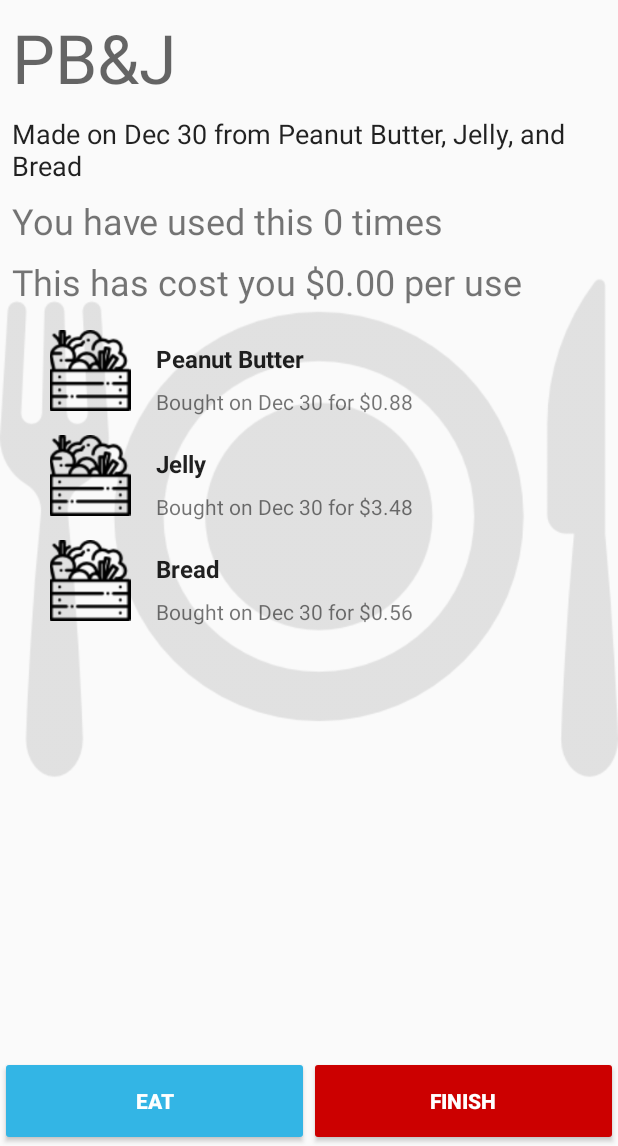
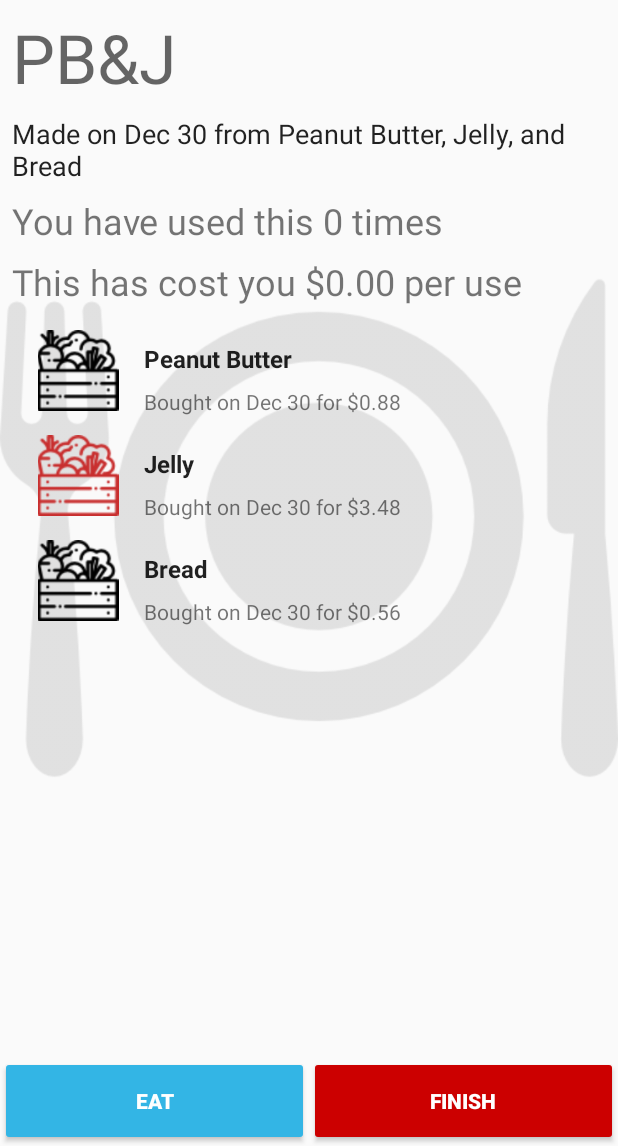
Before and after one commit to jsogard/meal-price-tracker-app, an Android app: the screen it shows after launch (AnalyzeFoodItem), after a tap on "PB&J", on a phone screen of 412 x 824 dp, the part 90-1236 px from its top. Run offline under Robolectric (Android 15) with nearby library versions, the light colour scheme and no system bars.

Commit message:
refactor food analyze; add icons for depleted items

```diff
--- a/MealWorm/app/src/main/assets/fooditems.json
+++ b/MealWorm/app/src/main/assets/fooditems.json
@@ -10,7 +10,7 @@
   {
     "FOOD_ITEM_NAME":"Jelly",
     "FOOD_ITEM_ID":1,
-    "FOOD_ITEM_IS_DEPLETED":false,
+    "FOOD_ITEM_IS_DEPLETED":true,
     "FOOD_ITEM_GENESIS":1514673028002,
     "FOOD_ITEM_TYPE":"GROCERY",
     "GROCERY_ITEM_PRICE":3.4800000190734863
--- a/MealWorm/app/src/main/java/com/cpre388/joesogard/mealworm/activity/AnalyzeFoodItem.java
+++ b/MealWorm/app/src/main/java/com/cpre388/joesogard/mealworm/activity/AnalyzeFoodItem.java
@@ -5,6 +5,7 @@ import android.content.Intent;
 import android.support.v7.app.AppCompatActivity;
 import android.os.Bundle;
 import android.view.View;
+import android.widget.ImageView;
 import android.widget.TextView;
 
 import com.cpre388.joesogard.mealworm.fragments.MyPantryItemRecyclerViewAdapter;
@@ -33,11 +34,9 @@ public class AnalyzeFoodItem extends AppCompatActivity
         long foodId = getIntent().getLongExtra(EXTRA_FOOD_ID, -1);
         foodItem = FoodItem.getItem(foodId);
 
-        if (foodItem instanceof MealItem) {
-            setContentView(R.layout.activity_meal_item);
-        } else if (foodItem instanceof GroceryItem) {
-            setContentView(R.layout.activity_grocery_item);
-        }
+        setContentView(R.layout.activity_analyze_food);
+
+        ((ImageView)findViewById(R.id.backgroundImage)).setImageResource(foodItem.getBigImgResourceID());
 
         updateUI();
         if (foodItem instanceof MealItem) {
@@ -49,8 +48,10 @@ public class AnalyzeFoodItem extends AppCompatActivity
             PantryFilter filter = new PantryFilter();
             filter.addFilterValue(filterIds, PantryFilter.FILTER_BY_ID);
 
+
+
             getSupportFragmentManager().beginTransaction()
-                    .add(R.id.ingredients, PantryItemFragment.newInstance(filter))
+                    .add(R.id.foodContent, PantryItemFragment.newInstance(filter))
                     .commit();
         }
     }
--- a/MealWorm/app/src/main/java/com/cpre388/joesogard/mealworm/fragments/MyPantryItemRecyclerViewAdapter.java
+++ b/MealWorm/app/src/main/java/com/cpre388/joesogard/mealworm/fragments/MyPantryItemRecyclerViewAdapter.java
@@ -39,10 +39,7 @@ public class MyPantryItemRecyclerViewAdapter extends RecyclerView.Adapter<MyPant
     public void onBindViewHolder(final ViewHolder holder, int position) {
         holder.mItem = mValues.get(position);
         holder.mFoodName.setText(holder.mItem.getName());
-        if(holder.mItem instanceof MealItem)
-            holder.imageId = R.mipmap.meal_small;
-        else
-            holder.imageId = R.mipmap.ingr_small;
+        holder.imageId = holder.mItem.getSmallImgResourceID();
         holder.mFoodIcon.setImageResource(holder.imageId);
         holder.mQuickFacts.setText(holder.mItem.getShortFacts());
 
--- a/MealWorm/app/src/main/java/com/cpre388/joesogard/mealworm/models/FoodItem.java
+++ b/MealWorm/app/src/main/java/com/cpre388/joesogard/mealworm/models/FoodItem.java
@@ -1,7 +1,4 @@
 package com.cpre388.joesogard.mealworm.models;
-
-import com.cpre388.joesogard.mealworm.fragments.PantryFilter;
-import com.cpre388.joesogard.mealworm.fragments.PantryItemFragment;
 
 import org.json.JSONException;
 import org.json.JSONObject;
@@ -26,12 +23,15 @@ public abstract class FoodItem {
     protected List<FoodUse> useHistory;
     private boolean isDepleted;
     protected Calendar genesis;
+    protected int smallImgResourceID;
+    protected int bigImgResourceID;
 
     public FoodItem(String name){
         this.name = name;
         useHistory = new LinkedList<>();
         id = FoodItemID++;
         genesis = Calendar.getInstance();
+        updateImgResourceID();
     }
 
     public void use(FoodUse foodUse){
@@ -140,6 +140,16 @@ public abstract class FoodItem {
         return getName();
     }
 
+    public int getSmallImgResourceID() {
+        return smallImgResourceID;
+    }
+
+    public int getBigImgResourceID() {
+        return bigImgResourceID;
+    }
+
+    public abstract void updateImgResourceID();
+
     public abstract String getLongFacts();
 
     public long getId(){ return id; }
@@ -160,6 +170,7 @@ public abstract class FoodItem {
 
     public void setDepleted(boolean depleted) {
         isDepleted = depleted;
+        updateImgResourceID();
     }
 
     public List<FoodUse> getUseHistory(){
@@ -200,6 +211,7 @@ public abstract class FoodItem {
         } catch(JSONException e){
             e.printStackTrace();
         }
+        updateImgResourceID();
     }
 
     public JSONObject toJSON(){
--- a/MealWorm/app/src/main/java/com/cpre388/joesogard/mealworm/models/GroceryItem.java
+++ b/MealWorm/app/src/main/java/com/cpre388/joesogard/mealworm/models/GroceryItem.java
@@ -1,4 +1,6 @@
 package com.cpre388.joesogard.mealworm.models;
+
+import com.cpre388.joesogard.mealworm.R;
 
 import org.json.JSONException;
 import org.json.JSONObject;
@@ -26,6 +28,15 @@ public class GroceryItem extends FoodItem {
 
     public float getPrice() {
         return price;
+    }
+
+    @Override
+    public void updateImgResourceID() {
+        if(isDepleted())
+            smallImgResourceID = R.mipmap.ingr_small_red;
+        else
+            smallImgResourceID = R.mipmap.ingr_small;
+        bigImgResourceID = R.mipmap.big_ingr;
     }
 
     @Override
--- a/MealWorm/app/src/main/java/com/cpre388/joesogard/mealworm/models/MealItem.java
+++ b/MealWorm/app/src/main/java/com/cpre388/joesogard/mealworm/models/MealItem.java
@@ -1,6 +1,6 @@
 package com.cpre388.joesogard.mealworm.models;
 
-import com.cpre388.joesogard.mealworm.data.AppData;
+import com.cpre388.joesogard.mealworm.R;
 
 import org.json.JSONArray;
 import org.json.JSONException;
@@ -21,18 +21,27 @@ public class MealItem extends FoodItem{
     public static final int FoodTypeID = 0;
     protected static Map<Long, MealItem> ItemMap = new HashMap<>();
 
-    public MealItem(String name, FoodItem... ingredients){
-        super(name);
-        this.ingredients = ingredients;
-    }
-
     public MealItem(String name){
         super(name);
         ingredients = new FoodItem[]{};
     }
 
+    public MealItem(String name, FoodItem... ingredients){
+        this(name);
+        this.ingredients = ingredients;
+    }
+
     public FoodItem[] getIngredients(){
         return ingredients;
+    }
+
+    @Override
+    public void updateImgResourceID() {
+        if(isDepleted())
+            smallImgResourceID = R.mipmap.meal_small_red;
+        else
+            smallImgResourceID = R.mipmap.meal_small;
+        bigImgResourceID = R.mipmap.big_meal;
     }
 
     @Override
--- a/MealWorm/app/src/main/res/layout/activity_meal_item.xml
+++ b/MealWorm/app/src/main/res/layout/activity_analyze_food.xml
@@ -1,24 +1,24 @@
 <?xml version="1.0" encoding="utf-8"?>
-<android.support.constraint.ConstraintLayout xmlns:android="http://schemas.android.com/apk/res/android"
+<android.support.constraint.ConstraintLayout
+    xmlns:android="http://schemas.android.com/apk/res/android"
     xmlns:app="http://schemas.android.com/apk/res-auto"
     xmlns:tools="http://schemas.android.com/tools"
     android:layout_width="match_parent"
-    android:layout_height="match_parent"
-    tools:context="com.cpre388.joesogard.mealworm.activity.AnalyzeFoodItem">
+    android:layout_height="match_parent">
 
     <ImageView
-        android:id="@+id/imageView3"
+        android:id="@+id/backgroundImage"
         android:layout_width="wrap_content"
         android:layout_height="wrap_content"
+        android:layout_marginBottom="0dp"
+        android:layout_marginTop="0dp"
+        app:layout_constraintBottom_toBottomOf="parent"
+        app:layout_constraintLeft_toLeftOf="parent"
+        app:layout_constraintRight_toRightOf="parent"
+        app:layout_constraintTop_toTopOf="parent"
         app:srcCompat="@mipmap/big_meal"
-        app:layout_constraintRight_toRightOf="parent"
-        app:layout_constraintLeft_toLeftOf="parent"
-        app:layout_constraintBottom_toBottomOf="parent"
-        android:layout_marginBottom="8dp"
-        app:layout_constraintTop_toTopOf="parent"
-        android:layout_marginTop="8dp"
-        tools:layout_constraintRight_creator="1"
-        tools:layout_constraintLeft_creator="1" />
+        tools:layout_constraintLeft_creator="1"
+        tools:layout_constraintRight_creator="1" />
 
     <android.support.constraint.ConstraintLayout
         android:layout_width="match_parent"
@@ -34,7 +34,7 @@
 
 
         <include
-            android:id="@+id/include4"
+            android:id="@+id/titleBar"
             layout="@layout/title_bar"
             android:layout_width="0dp"
             android:layout_height="60dp"
@@ -52,10 +52,9 @@
             android:clipToPadding="false"
             android:fillViewport="true"
             app:layout_constraintBottom_toTopOf="@+id/buttonHolder"
-            app:layout_constraintHorizontal_bias="0.5"
             app:layout_constraintLeft_toLeftOf="parent"
             app:layout_constraintRight_toRightOf="parent"
-            app:layout_constraintTop_toBottomOf="@+id/include4"
+            app:layout_constraintTop_toBottomOf="@+id/titleBar"
             app:layout_constraintVertical_bias="0.0">
 
             <RelativeLayout
@@ -72,7 +71,7 @@
                     android:layout_marginLeft="8dp"
                     android:layout_marginStart="8dp"
                     android:layout_marginTop="8dp"
-                    android:text="Meal Item!"
+                    android:text="Food Item!"
                     android:textAppearance="@style/TextAppearance.AppCompat.Display2" />
 
                 <TextView
@@ -83,7 +82,7 @@
                     android:layout_alignStart="@+id/name"
                     android:layout_below="@+id/name"
                     android:layout_marginTop="8dp"
-                    android:text="Made of this and this and this"
+                    android:text="Obtained on this day"
                     android:textAppearance="@style/TextAppearance.AppCompat.Body1"
                     android:textSize="18sp" />
 
@@ -110,15 +109,18 @@
                     android:textSize="24sp" />
 
                 <FrameLayout
-                    android:id="@+id/ingredients"
+                    android:id="@+id/foodContent"
                     android:layout_width="match_parent"
                     android:layout_height="wrap_content"
-                    android:layout_alignLeft="@+id/pricePerUse"
+                    android:layout_alignLeft="@id/pricePerUse"
                     android:layout_alignStart="@+id/pricePerUse"
                     android:layout_below="@+id/pricePerUse"
+                    android:layout_alignParentLeft="true"
+                    android:layout_alignParentRight="true"
                     android:layout_marginTop="8dp">
 
                 </FrameLayout>
+
             </RelativeLayout>
 
         </ScrollView>
--- a/MealWorm/app/src/main/res/layout/activity_pantry.xml
+++ b/MealWorm/app/src/main/res/layout/activity_pantry.xml
@@ -45,7 +45,7 @@
                 android:layout_alignParentLeft="true"
                 android:layout_alignParentStart="true"
                 android:layout_below="@+id/mealLayout"
-                android:layout_marginTop="24dp"
+                android:layout_marginTop="8dp"
                 android:text="Ingredients"
                 android:textAppearance="@style/TextAppearance.AppCompat.Display1" />
 
@@ -63,7 +63,7 @@
                 android:layout_alignParentLeft="true"
                 android:layout_alignParentStart="true"
                 android:layout_below="@+id/textView2"
-                android:layout_marginTop="14dp"
+                android:layout_marginTop="8dp"
                 android:nestedScrollingEnabled="false"
                 tools:layout_editor_absoluteY="16dp">
 
@@ -76,7 +76,7 @@
                 android:layout_alignParentLeft="true"
                 android:layout_alignParentStart="true"
                 android:layout_below="@+id/textView4"
-                android:layout_marginTop="32dp">
+                android:layout_marginTop="8dp">
 
             </FrameLayout>
         </RelativeLayout>
```
Also changed, not shown: MealWorm/app/src/main/res/layout/activity_grocery_item.xml (deleted, +0 -151 lines), MealWorm/app/src/main/res/mipmap-mdpi/ingr_small_red.png (added), MealWorm/app/src/main/res/mipmap-mdpi/meal_small_red.png (added).
